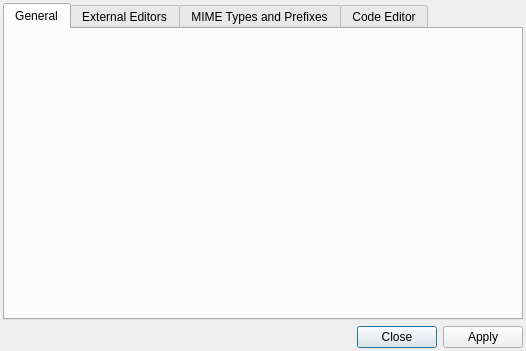
First picture: the form in dialogs/preferencesdialog.ui, repository enigma-dev/RadialGM, before the edit.
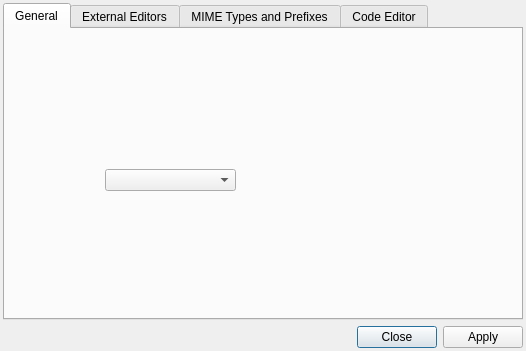
Second picture: the form after the edit.

Patch:
```diff
--- a/dialogs/preferencesdialog.ui
+++ b/dialogs/preferencesdialog.ui
@@ -35,6 +35,16 @@
       <attribute name="title">
        <string>General</string>
       </attribute>
+      <widget class="QComboBox" name="comboBox">
+       <property name="geometry">
+        <rect>
+         <x>100</x>
+         <y>140</y>
+         <width>131</width>
+         <height>22</height>
+        </rect>
+       </property>
+      </widget>
      </widget>
      <widget class="QWidget" name="tab_2">
       <attribute name="title">
```
Left out of the diff: 32 changed lines with no effect on the pictures.
